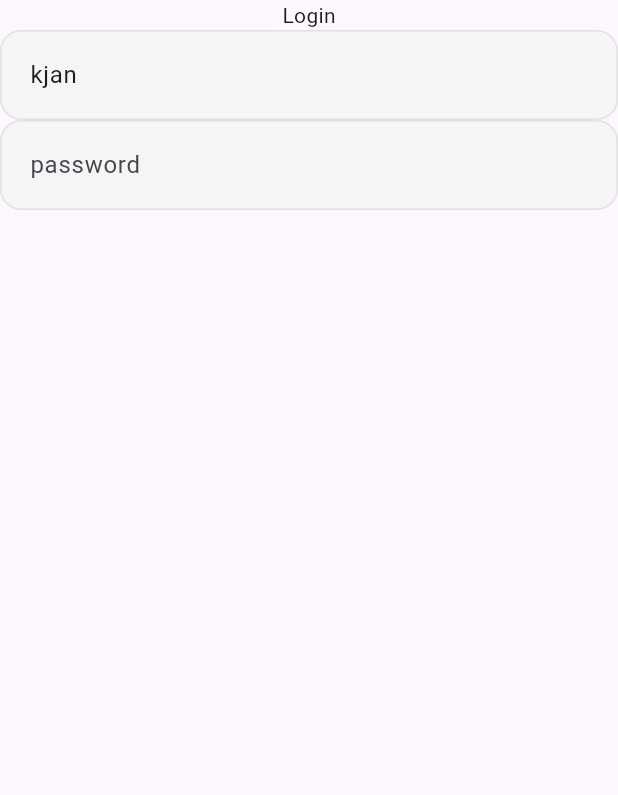
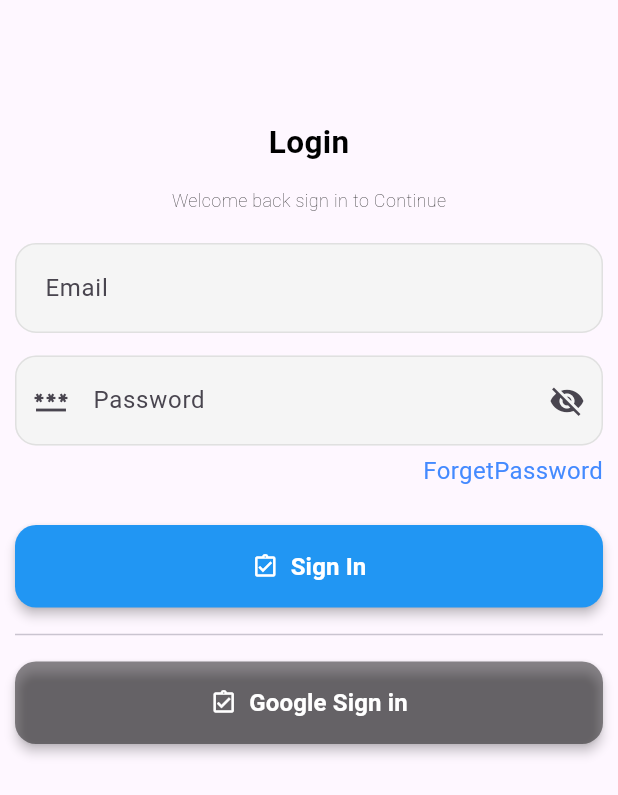
Before and after one commit to Raza373316/PharmaFlow, a Flutter app: the screen it shows after launch, on a phone screen of 412 x 824 dp. Shown: the top 795 px of the screen. Run offline on Flutter 3.47's test engine with Material 3 defaults, Android fonts, the phone set to English and light mode, and no system bars.

Commit message:
login near  to complete

```diff
--- /dev/null
+++ b/lib/View/Custom Widget/CustomText.dart
@@ -0,0 +1,37 @@
+import 'package:flutter/material.dart';
+
+class CustomText extends StatelessWidget {
+  final String text;
+  final double fontSize;
+  final FontWeight fontWeight;
+  final Color color;
+  final TextAlign textAlign;
+  final int? maxLines;
+  final TextOverflow? overflow;
+
+  const CustomText({
+    super.key,
+    required this.text,
+    this.fontSize = 16,
+    this.fontWeight = FontWeight.normal,
+    this.color = Colors.black,
+    this.textAlign = TextAlign.start,
+    this.maxLines,
+    this.overflow,
+  });
+
+  @override
+  Widget build(BuildContext context) {
+    return Text(
+      text,
+      textAlign: textAlign,
+      maxLines: maxLines,
+      overflow: overflow,
+      style: TextStyle(
+        fontSize: fontSize,
+        fontWeight: fontWeight,
+        color: color,
+      ),
+    );
+  }
+}
--- a/lib/View/auth/LoginScreen.dart
+++ b/lib/View/auth/LoginScreen.dart
@@ -1,5 +1,8 @@
 import 'package:flutter/material.dart';
+import 'package:pharmacymanagement/View/Custom%20Widget/CustomButton.dart';
 import 'package:pharmacymanagement/View/Custom%20Widget/CustomTextField.dart';
+
+import '../Custom Widget/CustomText.dart';
 
 class Loginscreen extends StatefulWidget {
   const Loginscreen({super.key});
@@ -9,20 +12,61 @@ class Loginscreen extends StatefulWidget {
 }
 
 class _LoginscreenState extends State<Loginscreen> {
-  TextEditingController email=TextEditingController();
-  TextEditingController password=TextEditingController();
+  TextEditingController email = TextEditingController();
+  TextEditingController password = TextEditingController();
   @override
   Widget build(BuildContext context) {
-    email.text="kjan";
     return Scaffold(
-      body: Column(
-        children: [
-          Text("Login"),
-       CustomTextField(controller: email, hintText: "Email"),
-           CustomTextField(controller: password, hintText: 'password')
-        ],
+      body: Padding(
+        padding: const EdgeInsets.all(10),
+        child: Column(
+          children: [
+            SizedBox(height: 70),
+            CustomText(
+              text: "Login",
+              fontSize: 21,
+              fontWeight: FontWeight.bold,
+            ),
+            SizedBox(height: 15),
+            CustomText(
+              text: 'Welcome back sign in to Continue',
+              fontSize: 12,
+              fontWeight: FontWeight.w100,
+            ),
+            SizedBox(height: 20),
+            CustomTextField(controller: email, hintText: "Email"),
+            SizedBox(height: 15),
+            CustomTextField(
+              controller: password,
+              hintText: 'Password',
+              prefixIcon: Icons.password,
+              isPassword: true,
+            ),
+            SizedBox(height: 5,),
+
+            InkWell(
+              child: Align(
+                alignment: Alignment.bottomRight,
+                child: CustomText(
+                  text: "ForgetPassword",
+                  color: Colors.blueAccent,
+                ),
+              ),
+              onTap: () {},
+            ),
+            SizedBox(height: 25),
+            CustomButton(
+              text: "Sign In",
+              onPressed: () {},
+              icon: Icons.assignment_turned_in_outlined,
+            ),
+            SizedBox(height: 10,),
+            Divider(),
+            SizedBox(height: 10,),
+            CustomButton(text: "Google Sign in", onPressed: (){},backgroundColor:Colors.black45,icon: Icons.assignment_turned_in_outlined)
+          ],
+        )
       ),
     );
-
   }
 }
```
